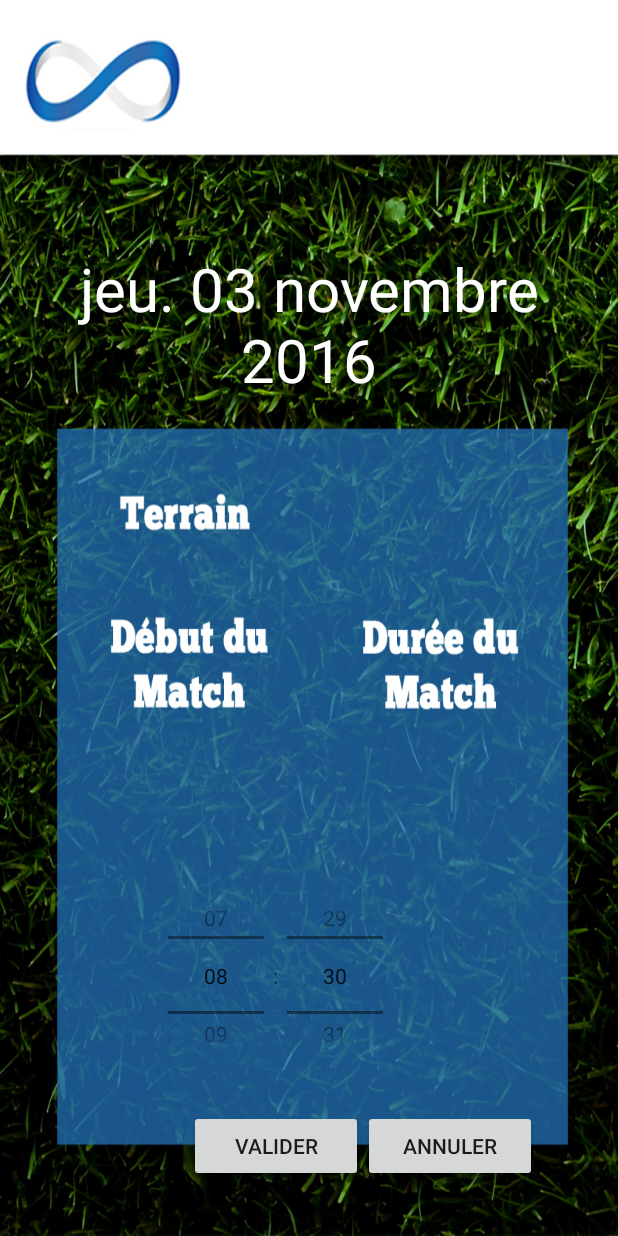
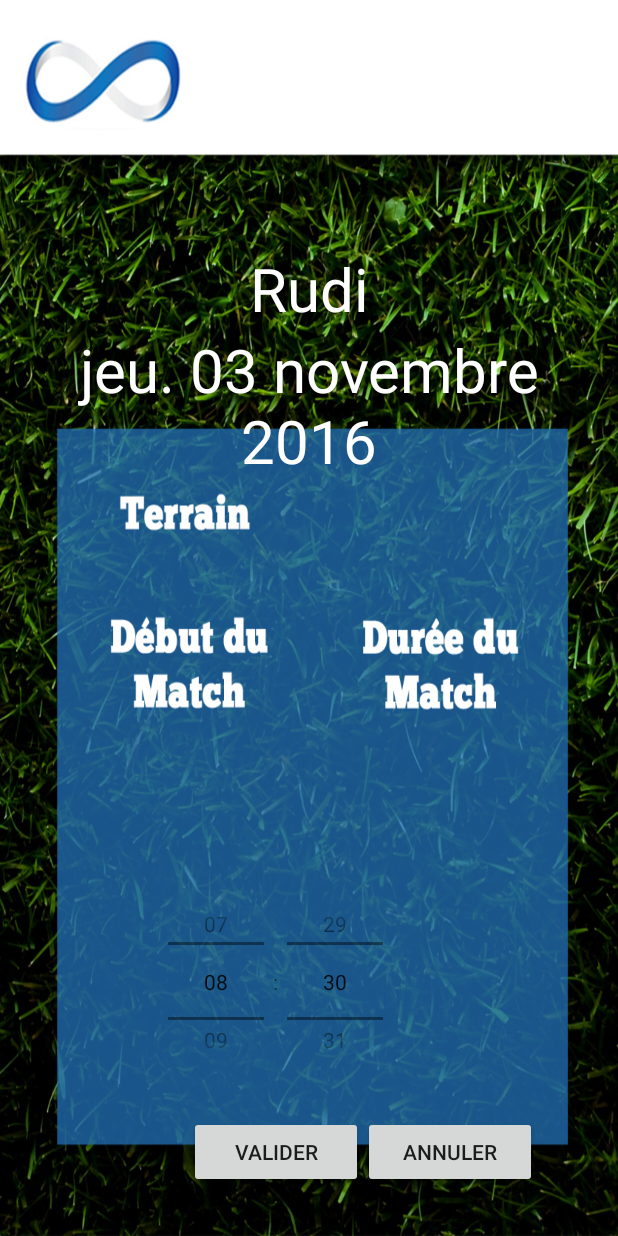
Before and after one commit to AlexandrePouvesle/BeInfinity, an Android app: the BookingActivity screen opened directly, with no data from a screen before it, on a phone screen of 412 x 824 dp. Run offline under Robolectric (Android 15) with nearby library versions, the phone set to English and light mode, and no system bars; 3 statements that could not run were skipped.

Commit message:
Last version

```diff
--- a/app/src/main/java/com/beinfinity/activity/BookingActivity.java
+++ b/app/src/main/java/com/beinfinity/activity/BookingActivity.java
@@ -37,6 +37,7 @@ public class BookingActivity extends AppCompatActivity {
 
     private TextView textViewTitle;
     private TextView textViewDateJour;
+    private TextView textViewDisplayName;
     private TimePicker simpleTimePicker;
     private Spinner spinnerTerrain;
     private RadioButton radioButton;
@@ -52,6 +53,7 @@ public class BookingActivity extends AppCompatActivity {
         // Récupération des éléments de la vue
         this.textViewTitle = (TextView) findViewById(R.id.booking_title);
         this.textViewDateJour = (TextView) findViewById(R.id.booking_DateDuJour);
+        this.textViewDisplayName  = (TextView) findViewById(R.id.booking_Display_Name);
         this.simpleTimePicker = (TimePicker) findViewById(R.id.simpleTimePicker);
         this.spinnerTerrain = (Spinner) findViewById(R.id.booking_spinnerTerrain);
         this.radioButton = (RadioButton) findViewById(R.id.radio_un);
@@ -67,6 +69,8 @@ public class BookingActivity extends AppCompatActivity {
         // Récupération des données
         this.GetDb();
         this.FillElement();
+
+        this.textViewDisplayName.setText("Rudi");
     }
 
     public void onRadioButtonClicked(View view) {
--- a/app/src/main/java/com/beinfinity/activity/ParametersActivity.java
+++ b/app/src/main/java/com/beinfinity/activity/ParametersActivity.java
@@ -95,13 +95,13 @@ public class ParametersActivity extends AppCompatActivity {
         centreValues.put(DbContract.ParameterEntry.COLUMN_NAME_TITLE, CENTRE_NAME);
         centreValues.put(DbContract.ParameterEntry.COLUMN_NAME_CONTENT, centreName);
 
-        db.insert(DbContract.TerrainEntry.TABLE_NAME, null, centreValues);
+        db.insert(DbContract.ParameterEntry.TABLE_NAME, null, centreValues);
 
         ContentValues urlValues = new ContentValues();
         urlValues.put(DbContract.ParameterEntry.COLUMN_NAME_TITLE, URL_NAME);
         urlValues.put(DbContract.ParameterEntry.COLUMN_NAME_CONTENT, urlName);
 
-        db.insert(DbContract.TerrainEntry.TABLE_NAME, null, urlValues);
+        db.insert(DbContract.ParameterEntry.TABLE_NAME, null, urlValues);
 
         // On supprime tous les terrains (évite la gestion des indexs)
         db.delete(DbContract.TerrainEntry.TABLE_NAME, null, null);
--- a/app/src/main/res/layout/activity_booking.xml
+++ b/app/src/main/res/layout/activity_booking.xml
@@ -4,33 +4,41 @@
     android:id="@+id/activity_booking"
     android:layout_width="match_parent"
     android:layout_height="match_parent"
+    android:background="@drawable/fond_booking"
     android:orientation="vertical"
     android:paddingBottom="@dimen/activity_vertical_margin"
     android:paddingLeft="@dimen/activity_horizontal_margin"
     android:paddingRight="@dimen/activity_horizontal_margin"
     android:paddingTop="@dimen/activity_vertical_margin"
-    android:background="@drawable/fond_booking"
     tools:context="com.beinfinity.activity.BookingActivity">
 
     <TextView
         android:id="@+id/booking_title"
         android:layout_width="match_parent"
         android:layout_height="wrap_content"
+        android:paddingBottom="80sp"
+        android:paddingTop="15sp"
         android:textAlignment="textEnd"
         android:textColor="@android:color/black"
-        android:textSize="@dimen/accueil_text_size"
-        android:paddingBottom="80sp"
-        android:paddingTop="15sp"/>
+        android:textSize="@dimen/accueil_text_size" />
+
+
+    <TextView
+        android:id="@+id/booking_Display_Name"
+        android:layout_width="match_parent"
+        android:layout_height="wrap_content"
+        android:textAlignment="center"
+        android:textColor="@android:color/white"
+        android:textSize="@dimen/accueil_text_size" />
 
     <TextView
         android:id="@+id/booking_DateDuJour"
         android:layout_width="match_parent"
         android:layout_height="wrap_content"
+        android:layout_marginBottom="90dp"
         android:textAlignment="center"
         android:textColor="@android:color/white"
-        android:textSize="@dimen/accueil_text_size"
-        android:layout_marginBottom="140dp"
-        />
+        android:textSize="@dimen/accueil_text_size" />
 
 
     <Spinner
@@ -38,16 +46,16 @@
         android:layout_width="250dp"
         android:layout_height="wrap_content"
         android:layout_marginStart="250sp"
+        android:background="@android:color/white"
         android:textColor="@android:color/white"
-        android:background="@android:color/white"
-        android:textSize="@dimen/label"  />
+        android:textSize="@dimen/label" />
 
 
     <LinearLayout
         android:layout_width="match_parent"
         android:layout_height="313dp"
+        android:layout_marginTop="20sp"
         android:orientation="horizontal"
-        android:layout_marginTop="20sp"
         android:weightSum="1">
 
         <TimePicker
@@ -57,15 +65,15 @@
             android:layout_marginStart="80sp"
             android:layout_marginTop="150sp"
             android:textColor="@android:color/white"
-        android:timePickerMode="spinner"/>
+            android:timePickerMode="spinner" />
 
 
         <RadioGroup
             android:layout_width="match_parent"
             android:layout_height="wrap_content"
+            android:layout_marginStart="140sp"
+            android:layout_marginTop="150sp"
             android:orientation="vertical"
-        android:layout_marginTop="150sp"
-        android:layout_marginStart="140sp"
             android:weightSum="1">
 
             <RadioButton
@@ -73,36 +81,36 @@
                 android:layout_width="125dp"
                 android:layout_height="wrap_content"
                 android:layout_weight="0.29"
-            android:textColor="@android:color/white"
                 android:onClick="onRadioButtonClicked"
-            android:text="@string/booking_un" />
+                android:text="@string/booking_un"
+                android:textColor="@android:color/white" />
 
             <RadioButton
                 android:id="@+id/radio_deux"
                 android:layout_width="125dp"
                 android:layout_height="wrap_content"
                 android:layout_weight="0.32"
-            android:textColor="@android:color/white"
                 android:onClick="onRadioButtonClicked"
-            android:text="@string/booking_deux" />
+                android:text="@string/booking_deux"
+                android:textColor="@android:color/white" />
 
             <RadioButton
                 android:id="@+id/radio_trois"
                 android:layout_width="125dp"
                 android:layout_height="wrap_content"
                 android:layout_weight="0.43"
-            android:textColor="@android:color/white"
                 android:onClick="onRadioButtonClicked"
-            android:text="@string/booking_trois" />
+                android:text="@string/booking_trois"
+                android:textColor="@android:color/white" />
 
             <RadioButton
                 android:id="@+id/radio_quatre"
                 android:layout_width="125dp"
                 android:layout_height="wrap_content"
                 android:layout_weight="0.43"
-            android:textColor="@android:color/white"
                 android:onClick="onRadioButtonClicked"
-            android:text="@string/booking_quatre" />
+                android:text="@string/booking_quatre"
+                android:textColor="@android:color/white" />
         </RadioGroup>
 
     </LinearLayout>
@@ -117,18 +125,18 @@
             android:id="@+id/buttonValider"
             android:layout_width="wrap_content"
             android:layout_height="wrap_content"
+            android:layout_marginLeft="110sp"
+            android:layout_weight="0.3"
             android:onClick="Valider"
-            android:text="@string/booking_valider"
-            android:layout_weight="0.3"
-            android:layout_marginLeft="110sp"/>
+            android:text="@string/booking_valider" />
 
         <Button
             android:id="@+id/buttonAnnuler"
             android:layout_width="wrap_content"
             android:layout_height="wrap_content"
+            android:layout_weight="0.3"
             android:onClick="Annuler"
-            android:text="@string/booking_annuler"
-            android:layout_weight="0.3" />
+            android:text="@string/booking_annuler" />
 
     </LinearLayout>
 </LinearLayout>
--- a/app/src/main/res/values/strings.xml
+++ b/app/src/main/res/values/strings.xml
@@ -34,6 +34,8 @@
     <string name="booking_toast">Bon match</string>
     <string name="parameters_toast">Paramètres sauvegardés</string>
     <string name="accueil_toast_echec">Echec d\'identification</string>
+    <string name="accueil_toast_unregistered">Utilisateur inconnu.</string>
+    <string name="accueil_toast_expired">Votre abonnement est expiré.</string>
     <string name="login_title">Authentification</string>
 
     <!-- TODO: Remove or change this placeholder text -->
```
Also changed, not shown: app/src/main/java/com/beinfinity/activity/AccueilActivity.java (+11 -6 lines). Lines whose indentation alone changed are shown as unchanged.
